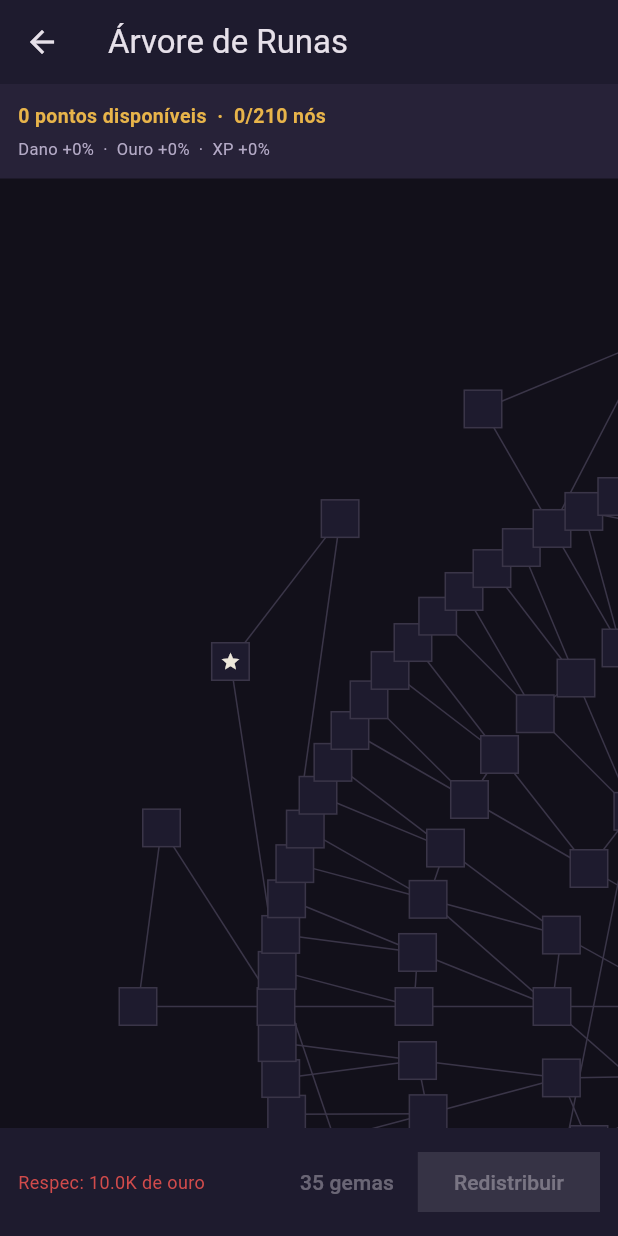
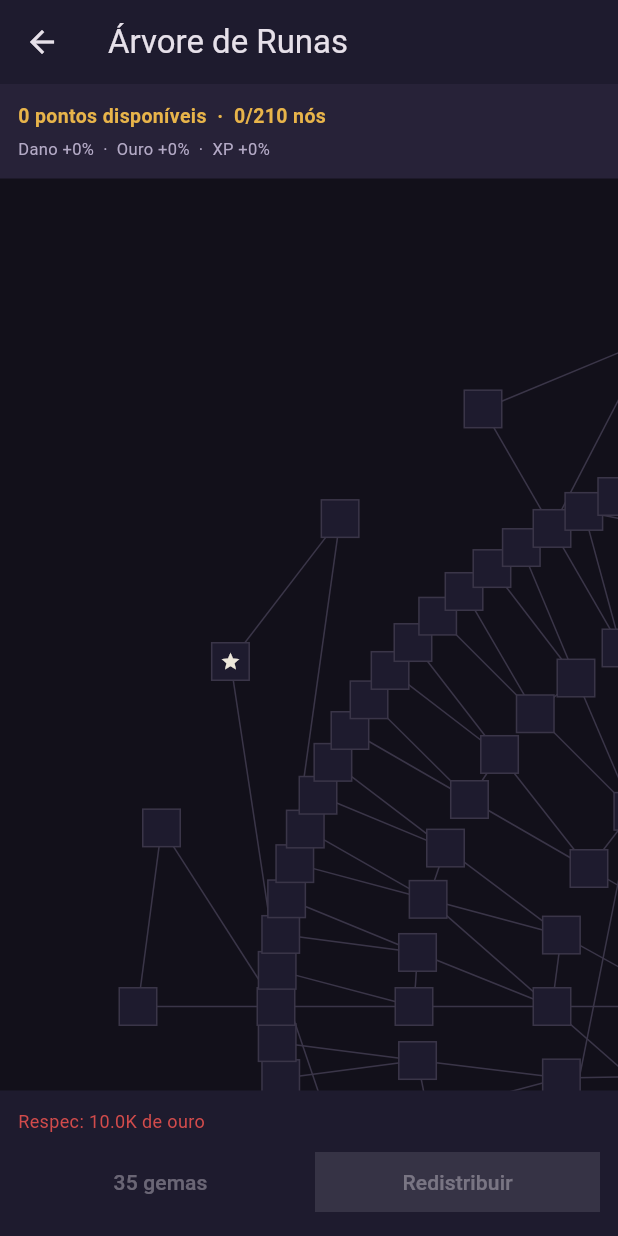
Before and after one commit to Mauricioz3z/idleproject, a Flutter app: the RuneTreeScreen screen opened by its route, on a phone screen of 412 x 824 dp. Run offline on Flutter 3.47's test engine with Material 3 defaults, Android fonts, the phone set to English and light mode, and no system bars; our stand-ins replace firebase_analytics, firebase_core, firebase_crashlytics, flutter_local_notifications, flutter_riverpod, google_mobile_ads and 3 more; missing offline and left inert: flame, flutter_foreground_task, home_widget, workmanager; accounts and stored records are empty; statements that could not run were skipped.

Commit message:
fix(ui): tela vermelha na abertura e dois estouros de layout
O jogo nao abria no aparelho. `CombatArena.sync` e chamado do `build` da
tela de combate, que roda antes de o GameWidget ter layout, e ali eu lia
`size` do jogo -- o Flame lanca 'hasLayout': "size" is not ready yet.

- O fundo passa a nascer em `onLoad`, onde o tamanho ja existe, e a
  acompanhar o tamanho em `onGameResize`. O caminho de `sync` nao toca mais
  em `size`.
- Barra de inventario: o rotulo virou Flexible com reticencias, entao numa
  tela estreita quem cede e o texto, nao a barra. Os atalhos para Cubo,
  Runas e Loja nunca somem.
- Barra de respec: custo em cima, botoes embaixo em Expanded. A versao
  anterior punha os tres lado a lado e estourava 22 px em 360 dp -- e
  estouraria mais com fonte ampliada por acessibilidade.

O defeito passou por 408 testes, por flutter analyze e por tres builds de
APK porque nenhuma tela jamais tinha sido **montada** em teste. Dois
arquivos novos fecham essa lacuna:

- combat_screen_boot_test: sobe a tela de combate, roda 20 quadros e gira
  a tela. O primeiro deles falha com a mensagem exata do aparelho se a
  regressao voltar.
- screens_smoke_test: monta as 8 telas navegaveis em 360 e 800 dp. Foi ele
  que encontrou o estouro da barra de respec, que ninguem tinha visto.

429 testes verdes, flutter analyze limpo, APK debug compila.

Co-Authored-By: Claude Opus 5 <noreply@anthropic.com>

```diff
--- a/lib/presentation/screens/rune_tree_screen.dart
+++ b/lib/presentation/screens/rune_tree_screen.dart
@@ -144,14 +144,23 @@ class _RespecBar extends StatelessWidget {
 
   @override
   Widget build(BuildContext context) {
+    // Custo em cima, botões embaixo dividindo a largura em partes iguais.
+    //
+    // A versão anterior punha os três lado a lado e estourava 22 px num
+    // aparelho de 360 dp — e estouraria mais com fonte ampliada por
+    // acessibilidade. Com os botões em `Expanded`, a barra cabe em qualquer
+    // largura sem depender do comprimento do rótulo.
     return Container(
       color: const Color(0xFF1E1B2E),
       padding: const EdgeInsets.all(12),
-      child: Row(
+      child: Column(
+        mainAxisSize: MainAxisSize.min,
+        crossAxisAlignment: CrossAxisAlignment.stretch,
         children: [
-          Expanded(
-            child: Text(
+          Text(
             'Respec: $costLabel de ouro',
+            maxLines: 1,
+            overflow: TextOverflow.ellipsis,
             style: TextStyle(
               fontSize: 12,
               color: canAfford
@@ -159,15 +168,31 @@ class _RespecBar extends StatelessWidget {
                   : const Color(0xFFD24B4B),
             ),
           ),
+          const SizedBox(height: 8),
+          Row(
+            children: [
+              Expanded(
+                child: TextButton(
+                  onPressed: hasUnlocked ? onRespecWithGems : null,
+                  child: Text(
+                    '$gemCost gemas',
+                    maxLines: 1,
+                    overflow: TextOverflow.ellipsis,
                   ),
-          TextButton(
-            onPressed: hasUnlocked ? onRespecWithGems : null,
-            child: Text('$gemCost gemas'),
                 ),
-          const SizedBox(width: 4),
-          ElevatedButton(
+              ),
+              const SizedBox(width: 8),
+              Expanded(
+                child: ElevatedButton(
                   onPressed: hasUnlocked && canAfford ? onRespec : null,
-            child: const Text('Redistribuir'),
+                  child: const Text(
+                    'Redistribuir',
+                    maxLines: 1,
+                    overflow: TextOverflow.ellipsis,
+                  ),
+                ),
+              ),
+            ],
           ),
         ],
       ),
```
Also changed, not shown: lib/presentation/game/combat_arena.dart (+24 -9 lines), lib/presentation/screens/combat_screen.dart (+15 -12 lines), 2 other files. Lines whose indentation alone changed are shown as unchanged.
